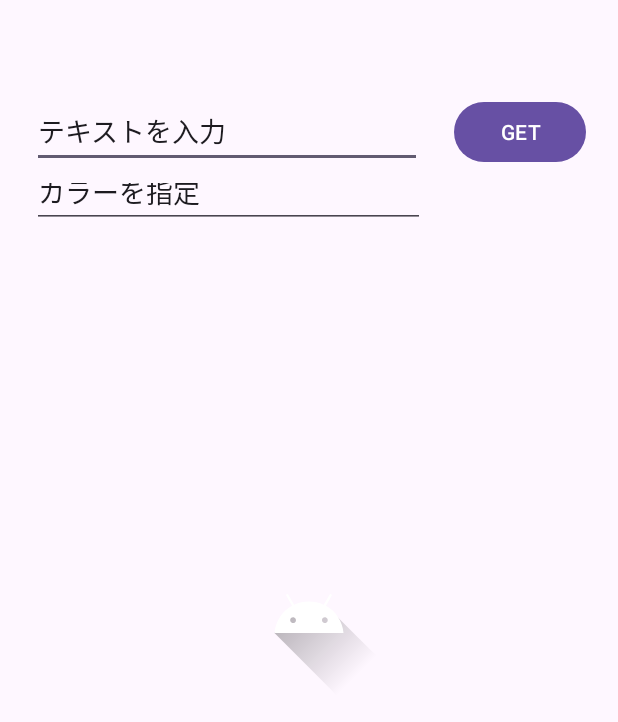
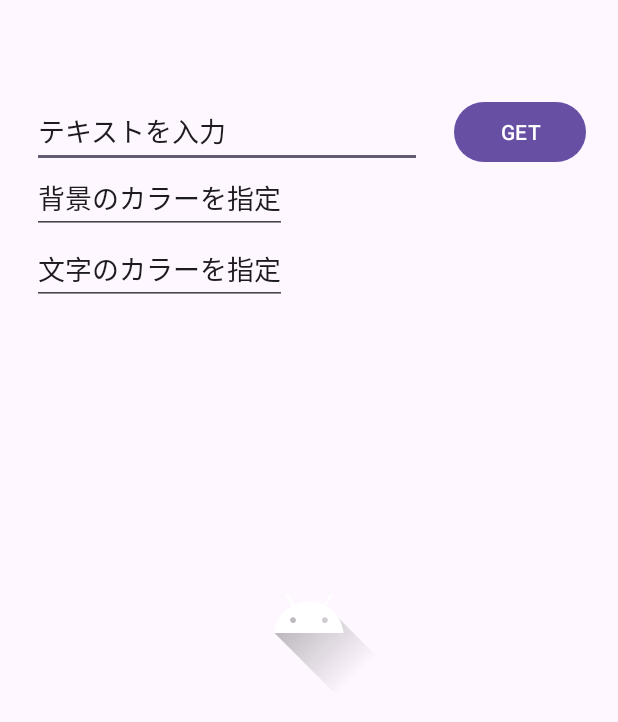
Before and after one commit to Toa3310/ToasApplication, an Android app: the screen it shows after launch (MainActivity6), after a tap on "GET", on a phone screen of 412 x 824 dp. Shown: the top 722 px of the screen. Run offline under Robolectric (Android 15) with nearby library versions, the phone set to English and light mode, and no system bars.

```diff
--- a/app/src/main/java/jp/ac/meijou/android/s241205182/MainActivity6.java
+++ b/app/src/main/java/jp/ac/meijou/android/s241205182/MainActivity6.java
@@ -45,10 +45,11 @@ public class MainActivity6 extends AppCompatActivity {
 
         binding.getButton.setOnClickListener(view -> {
             var text = binding.inputText.getText().toString();
-            var color = binding.colorText.getText().toString();
+            var backColor = binding.backColor.getText().toString();
+            var characterColor = binding.characterColor.getText().toString();
 
             // textパラメータをつけたURLの作成
-            var url = Uri.parse("https://placehold.jp/" + color + "/ffffff" + "/500x500.png")
+            var url = Uri.parse("https://placehold.jp/" + backColor + "/" + characterColor + "/500x500.png")
                     .buildUpon()
                     .appendQueryParameter("text", text)
                     .build()
--- a/app/src/main/res/layout/activity_main6.xml
+++ b/app/src/main/res/layout/activity_main6.xml
@@ -29,13 +29,21 @@
         app:layout_constraintTop_toTopOf="parent" />
 
     <EditText
-        android:id="@+id/colorText"
-        android:layout_width="262dp"
-        android:layout_height="40dp"
-        android:text="カラーを指定"
+        android:id="@+id/backColor"
+        android:layout_width="170dp"
+        android:layout_height="44dp"
+        android:text="背景のカラーを指定"
         app:layout_constraintStart_toStartOf="@id/inputText"
         app:layout_constraintTop_toBottomOf="@id/inputText" />
 
+    <EditText
+        android:id="@+id/characterColor"
+        android:layout_width="wrap_content"
+        android:layout_height="wrap_content"
+        android:text="文字のカラーを指定"
+        app:layout_constraintTop_toBottomOf="@id/backColor"
+        app:layout_constraintStart_toStartOf="@id/backColor"
+        />
     <Button
         android:id="@+id/getButton"
         android:layout_width="wrap_content"
```
Also changed, not shown: app/src/main/AndroidManifest.xml (+5 -4 lines), app/src/main/java/jp/ac/meijou/android/s241205182/MainActivity7.java (+46 -1 lines), app/src/main/res/layout/activity_main7.xml (+44 -0 lines).
